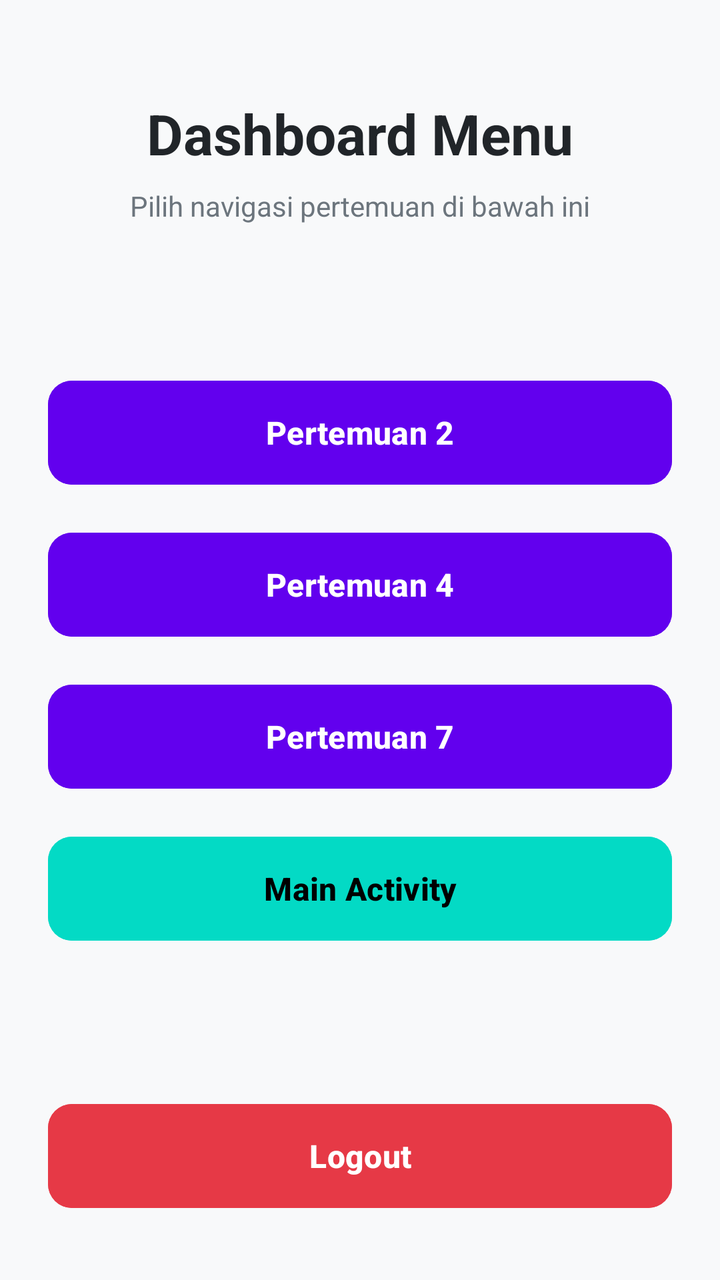
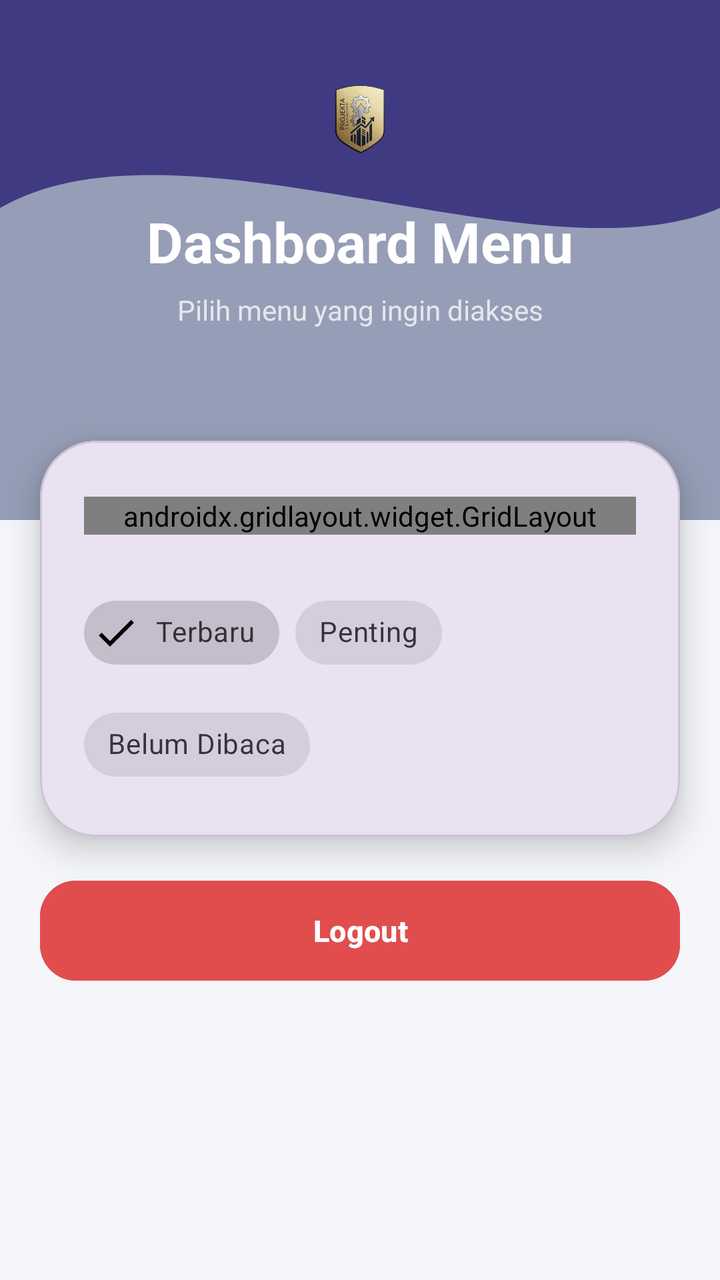

Before-and-after screenshots of an Android layout around one commit, followed by the original layout XML and the change that was made.
<!-- AndroidManifest.xml: application theme Theme.Ranialngshot -->
<!-- res/layout/fragment_home.xml -->
<?xml version="1.0" encoding="utf-8"?>
<androidx.constraintlayout.widget.ConstraintLayout xmlns:android="http://schemas.android.com/apk/res/android"
    xmlns:app="http://schemas.android.com/apk/res-auto"
    xmlns:tools="http://schemas.android.com/tools"
    android:layout_width="match_parent"
    android:layout_height="match_parent"
    android:background="#F8F9FA"
    android:padding="24dp"
    tools:context=".home.HomeFragment">

    <TextView
        android:id="@+id/tvHeader"
        android:layout_width="wrap_content"
        android:layout_height="wrap_content"
        android:layout_marginTop="24dp"
        android:text="Dashboard Menu"
        android:textColor="#212529"
        android:textSize="28sp"
        android:textStyle="bold"
        app:layout_constraintEnd_toEndOf="parent"
        app:layout_constraintStart_toStartOf="parent"
        app:layout_constraintTop_toTopOf="parent" />

    <TextView
        android:id="@+id/tvSubHeader"
        android:layout_width="wrap_content"
        android:layout_height="wrap_content"
        android:layout_marginTop="8dp"
        android:text="Pilih navigasi pertemuan di bawah ini"
        android:textColor="#6C757D"
        android:textSize="14sp"
        app:layout_constraintEnd_toEndOf="parent"
        app:layout_constraintStart_toStartOf="parent"
        app:layout_constraintTop_toBottomOf="@id/tvHeader" />

    <LinearLayout
        android:id="@+id/menuContainer"
        android:layout_width="match_parent"
        android:layout_height="wrap_content"
        android:orientation="vertical"
        app:layout_constraintBottom_toTopOf="@+id/btnLogout"
        app:layout_constraintEnd_toEndOf="parent"
        app:layout_constraintStart_toStartOf="parent"
        app:layout_constraintTop_toBottomOf="@+id/tvSubHeader">

        <Button
            android:id="@+id/btnToSec"
            android:layout_width="match_parent"
            android:layout_height="60dp"
            android:layout_marginBottom="16dp"
            android:backgroundTint="#6200EE"
            android:text="Pertemuan 2"
            android:textColor="@android:color/white"
            android:textSize="16sp"
            android:textStyle="bold"
            app:cornerRadius="12dp" />

        <Button
            android:id="@+id/btnToFourth"
            android:layout_width="match_parent"
            android:layout_height="60dp"
            android:layout_marginBottom="16dp"
            android:backgroundTint="#6200EE"
            android:text="Pertemuan 4"
            android:textColor="@android:color/white"
            android:textSize="16sp"
            android:textStyle="bold"
            app:cornerRadius="12dp" />

        <Button
            android:id="@+id/btnToSeventh"
            android:layout_width="match_parent"
            android:layout_height="60dp"
            android:layout_marginBottom="16dp"
            android:backgroundTint="#6200EE"
            android:text="Pertemuan 7"
            android:textColor="@android:color/white"
            android:textSize="16sp"
            android:textStyle="bold"
            app:cornerRadius="12dp" />

        <Button
            android:id="@+id/btnMain"
            android:layout_width="match_parent"
            android:layout_height="60dp"
            android:backgroundTint="#03DAC5"
            android:text="Main Activity"
            android:textColor="#000000"
            android:textSize="16sp"
            android:textStyle="bold"
            app:cornerRadius="12dp" />
    </LinearLayout>

    <Button
        android:id="@+id/btnLogout"
        android:layout_width="match_parent"
        android:layout_height="60dp"
        android:layout_marginBottom="8dp"
        android:backgroundTint="#E63946"
        android:text="Logout"
        android:textColor="@android:color/white"
        android:textSize="16sp"
        android:textStyle="bold"
        app:cornerRadius="12dp"
        app:layout_constraintBottom_toBottomOf="parent"
        app:layout_constraintEnd_toEndOf="parent"
        app:layout_constraintStart_toStartOf="parent" />

</androidx.constraintlayout.widget.ConstraintLayout>
<!-- resources referenced by this layout -->
<resources>
  <style name="Theme.Ranialngshot" parent="Base.Theme.Ranialngshot" />
  <style name="Base.Theme.Ranialngshot" parent="Theme.Material3.DayNight.NoActionBar">
          
          
      </style>
</resources>

<!-- the commit's change to res/layout/fragment_home.xml (unified diff, before → after) -->
@@ -1,109 +1,242 @@
 <?xml version="1.0" encoding="utf-8"?>
-<androidx.constraintlayout.widget.ConstraintLayout xmlns:android="http://schemas.android.com/apk/res/android"
+<ScrollView
+    xmlns:android="http://schemas.android.com/apk/res/android"
     xmlns:app="http://schemas.android.com/apk/res-auto"
     xmlns:tools="http://schemas.android.com/tools"
     android:layout_width="match_parent"
     android:layout_height="match_parent"
-    android:background="#F8F9FA"
-    android:padding="24dp"
+    android:fillViewport="true"
+    android:background="#F4F6FA"
     tools:context=".home.HomeFragment">
 
-    <TextView
-        android:id="@+id/tvHeader"
-        android:layout_width="wrap_content"
-        android:layout_height="wrap_content"
-        android:layout_marginTop="24dp"
-        android:text="Dashboard Menu"
-        android:textColor="#212529"
-        android:textSize="28sp"
-        android:textStyle="bold"
-        app:layout_constraintEnd_toEndOf="parent"
-        app:layout_constraintStart_toStartOf="parent"
-        app:layout_constraintTop_toTopOf="parent" />
-
-    <TextView
-        android:id="@+id/tvSubHeader"
-        android:layout_width="wrap_content"
-        android:layout_height="wrap_content"
-        android:layout_marginTop="8dp"
-        android:text="Pilih navigasi pertemuan di bawah ini"
-        android:textColor="#6C757D"
-        android:textSize="14sp"
-        app:layout_constraintEnd_toEndOf="parent"
-        app:layout_constraintStart_toStartOf="parent"
-        app:layout_constraintTop_toBottomOf="@id/tvHeader" />
-
-    <LinearLayout
-        android:id="@+id/menuContainer"
+    <androidx.constraintlayout.widget.ConstraintLayout
         android:layout_width="match_parent"
-        android:layout_height="wrap_content"
-        android:orientation="vertical"
-        app:layout_constraintBottom_toTopOf="@+id/btnLogout"
-        app:layout_constraintEnd_toEndOf="parent"
-        app:layout_constraintStart_toStartOf="parent"
-        app:layout_constraintTop_toBottomOf="@+id/tvSubHeader">
-
-        <Button
-            android:id="@+id/btnToSec"
-            android:layout_width="match_parent"
+        android:layout_height="wrap_content">
+
+        
+        <ImageView
+            android:id="@+id/background_header"
+            android:layout_width="0dp"
+            android:layout_height="260dp"
+            android:scaleType="fitXY"
+            android:src="@drawable/bg_header_wave"
+            app:layout_constraintTop_toTopOf="parent"
+            app:layout_constraintStart_toStartOf="parent"
+            app:layout_constraintEnd_toEndOf="parent"/>
+
+        
+        <View
+            android:layout_width="0dp"
+            android:layout_height="260dp"
+            android:background="#66071952"
+            app:layout_constraintTop_toTopOf="parent"
+            app:layout_constraintStart_toStartOf="parent"
+            app:layout_constraintEnd_toEndOf="parent"/>
+
+        
+        <ImageView
+            android:id="@+id/imgLogo"
+            android:layout_width="60dp"
             android:layout_height="60dp"
-            android:layout_marginBottom="16dp"
-            android:backgroundTint="#6200EE"
-            android:text="Pertemuan 2"
+            android:layout_marginTop="28dp"
+            android:src="@drawable/ic_bina_desa"
+            android:scaleType="fitCenter"
+            app:layout_constraintTop_toTopOf="parent"
+            app:layout_constraintStart_toStartOf="parent"
+            app:layout_constraintEnd_toEndOf="parent"/>
+
+        
+        <TextView
+            android:id="@+id/tvHeader"
+            android:layout_width="wrap_content"
+            android:layout_height="wrap_content"
+            android:layout_marginTop="14dp"
+            android:text="Dashboard Menu"
             android:textColor="@android:color/white"
-            android:textSize="16sp"
+            android:textSize="28sp"
             android:textStyle="bold"
-            app:cornerRadius="12dp" />
-
-        <Button
-            android:id="@+id/btnToFourth"
-            android:layout_width="match_parent"
-            android:layout_height="60dp"
-            android:layout_marginBottom="16dp"
-            android:backgroundTint="#6200EE"
-            android:text="Pertemuan 4"
+            app:layout_constraintTop_toBottomOf="@id/imgLogo"
+            app:layout_constraintStart_toStartOf="parent"
+            app:layout_constraintEnd_toEndOf="parent"/>
+
+        
+        <TextView
+            android:id="@+id/tvSubHeader"
+            android:layout_width="wrap_content"
+            android:layout_height="wrap_content"
+            android:layout_marginTop="6dp"
+            android:text="Pilih menu yang ingin diakses"
+            android:textColor="#E5E7EB"
+            android:textSize="14sp"
+            app:layout_constraintTop_toBottomOf="@id/tvHeader"
+            app:layout_constraintStart_toStartOf="parent"
+            app:layout_constraintEnd_toEndOf="parent"/>
+
+        
+        <com.google.android.material.card.MaterialCardView
+            android:id="@+id/menuCard"
+            android:layout_width="0dp"
+            android:layout_height="wrap_content"
+            android:layout_marginStart="20dp"
+            android:layout_marginTop="-40dp"
+            android:layout_marginEnd="20dp"
+            app:cardCornerRadius="28dp"
+            app:cardElevation="10dp"
+            app:layout_constraintTop_toBottomOf="@id/background_header"
+            app:layout_constraintStart_toStartOf="parent"
+            app:layout_constraintEnd_toEndOf="parent">
+
+            <LinearLayout
+                android:id="@+id/menuContainer"
+                android:layout_width="match_parent"
+                android:layout_height="wrap_content"
+                android:orientation="vertical"
+                android:padding="22dp">
+
+                
+                <androidx.gridlayout.widget.GridLayout
+                    android:layout_width="match_parent"
+                    android:layout_height="wrap_content"
+                    android:layout_marginTop="6dp"
+                    app:columnCount="2"
+                    app:useDefaultMargins="true">
+
+                    
+                    <com.google.android.material.button.MaterialButton
+                        android:id="@+id/btnToSec"
+                        android:layout_width="0dp"
+                        android:layout_height="90dp"
+                        android:backgroundTint="#FF8A3D"
+                        android:text="Pertemuan 2"
+                        android:textAllCaps="false"
+                        android:textColor="@android:color/white"
+                        android:textSize="14sp"
+                        android:textStyle="bold"
+                        app:cornerRadius="22dp"
+                        app:icon="@drawable/ic_home"
+                        app:iconGravity="top"
+                        app:iconPadding="10dp"
+                        app:iconTint="@android:color/white"
+                        app:layout_columnWeight="1"
+                        app:layout_gravity="fill_horizontal"/>
+
+                    
+                    <com.google.android.material.button.MaterialButton
+                        android:id="@+id/btnToFourth"
+                        android:layout_width="0dp"
+                        android:layout_height="90dp"
+                        android:backgroundTint="#1B3C73"
+                        android:text="Pertemuan 4"
+                        android:textAllCaps="false"
+                        android:textColor="@android:color/white"
+                        android:textSize="14sp"
+                        android:textStyle="bold"
+                        app:cornerRadius="22dp"
+                        app:icon="@drawable/ic_home"
+                        app:iconGravity="top"
+                        app:iconPadding="10dp"
+                        app:iconTint="@android:color/white"
+                        app:layout_columnWeight="1"
+                        app:layout_gravity="fill_horizontal"/>
+
+                    
+                    <com.google.android.material.button.MaterialButton
+                        android:id="@+id/btnToSeventh"
+                        android:layout_width="0dp"
+                        android:layout_height="90dp"
+                        android:backgroundTint="#3A6EA5"
+                        android:text="Pertemuan 7"
+                        android:textAllCaps="false"
+                        android:textColor="@android:color/white"
+                        android:textSize="14sp"
+                        android:textStyle="bold"
+                        app:cornerRadius="22dp"
+                        app:icon="@drawable/ic_home"
+                        app:iconGravity="top"
+                        app:iconPadding="10dp"
+                        app:iconTint="@android:color/white"
+                        app:layout_columnWeight="1"
+                        app:layout_gravity="fill_horizontal"/>
+
+                    
+                    <com.google.android.material.button.MaterialButton
+                        android:id="@+id/btnMain"
+                        android:layout_width="0dp"
+                        android:layout_height="90dp"
+                        android:backgroundTint="#EEF2FF"
+                        android:text="Main Activity"
+                        android:textAllCaps="false"
+                        android:textColor="#1B3C73"
+                        android:textSize="14sp"
+                        android:textStyle="bold"
+                        app:cornerRadius="22dp"
+                        app:icon="@drawable/ic_home"
+                        app:iconGravity="top"
+                        app:iconPadding="10dp"
+                        app:iconTint="#1B3C73"
+                        app:layout_columnWeight="1"
+                        app:layout_gravity="fill_horizontal"
+                        app:strokeColor="#1B3C73"
+                        app:strokeWidth="1.5dp"/>
+
+                </androidx.gridlayout.widget.GridLayout>
+
+                
+                <com.google.android.material.chip.ChipGroup
+                    android:id="@+id/chipGroupFilter"
+                    android:layout_width="wrap_content"
+                    android:layout_height="wrap_content"
+                    android:layout_marginTop="25dp"
+                    app:singleSelection="true">
+
+                    <com.google.android.material.chip.Chip
+                        android:id="@+id/chipTerbaru"
+                        style="@style/Widget.MaterialComponents.Chip.Filter"
+                        android:layout_width="wrap_content"
+                        android:layout_height="wrap_content"
+                        android:checked="true"
+                        android:text="Terbaru" />
+
+                    <com.google.android.material.chip.Chip
+                        android:id="@+id/chipPenting"
+                        style="@style/Widget.MaterialComponents.Chip.Filter"
+                        android:layout_width="wrap_content"
+                        android:layout_height="wrap_content"
+                        android:text="Penting" />
+
+                    <com.google.android.material.chip.Chip
+                        android:id="@+id/chipBelumDibaca"
+                        style="@style/Widget.MaterialComponents.Chip.Filter"
+                        android:layout_width="wrap_content"
+                        android:layout_height="wrap_content"
+                        android:text="Belum Dibaca" />
+
+                </com.google.android.material.chip.ChipGroup>
+
+            </LinearLayout>
+
+        </com.google.android.material.card.MaterialCardView>
+
+        
+        <com.google.android.material.button.MaterialButton
+            android:id="@+id/btnLogout"
+            android:layout_width="0dp"
+            android:layout_height="58dp"
+            android:layout_marginStart="20dp"
+            android:layout_marginTop="18dp"
+            android:layout_marginEnd="20dp"
+            android:layout_marginBottom="28dp"
+            android:backgroundTint="#E14D4D"
+            android:text="Logout"
+            android:textAllCaps="false"
             android:textColor="@android:color/white"
-            android:textSize="16sp"
+            android:textSize="15sp"
             android:textStyle="bold"
-            app:cornerRadius="12dp" />
-
-        <Button
-            android:id="@+id/btnToSeventh"
-            android:layout_width="match_parent"
-            android:layout_height="60dp"
-            android:layout_marginBottom="16dp"
-            android:backgroundTint="#6200EE"
-            android:text="Pertemuan 7"
-            android:textColor="@android:color/white"
-            android:textSize="16sp"
-            android:textStyle="bold"
-            app:cornerRadius="12dp" />
-
-        <Button
-            android:id="@+id/btnMain"
-            android:layout_width="match_parent"
-            android:layout_height="60dp"
-            android:backgroundTint="#03DAC5"
-            android:text="Main Activity"
-            android:textColor="#000000"
-            android:textSize="16sp"
-            android:textStyle="bold"
-            app:cornerRadius="12dp" />
-    </LinearLayout>
-
-    <Button
-        android:id="@+id/btnLogout"
-        android:layout_width="match_parent"
-        android:layout_height="60dp"
-        android:layout_marginBottom="8dp"
-        android:backgroundTint="#E63946"
-        android:text="Logout"
-        android:textColor="@android:color/white"
-        android:textSize="16sp"
-        android:textStyle="bold"
-        app:cornerRadius="12dp"
-        app:layout_constraintBottom_toBottomOf="parent"
-        app:layout_constraintEnd_toEndOf="parent"
-        app:layout_constraintStart_toStartOf="parent" />
-
-</androidx.constraintlayout.widget.ConstraintLayout>
+            app:cornerRadius="18dp"
+            app:layout_constraintTop_toBottomOf="@id/menuCard"
+            app:layout_constraintStart_toStartOf="parent"
+            app:layout_constraintEnd_toEndOf="parent"/>
+
+    </androidx.constraintlayout.widget.ConstraintLayout>
+
+</ScrollView>
<!-- resource entries referenced after the edit -->
@@ -1,5 +1,32 @@
 <!-- resources referenced by this layout -->
 <resources>
+  <!-- drawable bg_header_wave (drawable) -->
+  <?xml version="1.0" encoding="utf-8"?>
+  <vector xmlns:android="http://schemas.android.com/apk/res/android"
+      android:width="100dp"
+      android:height="100dp"
+      android:viewportWidth="100"
+      android:viewportHeight="100">
+  
+      
+      <path
+          android:fillColor="?attr/colorPrimary"
+          android:pathData="
+              M0,0
+              L100,0
+              L100,40
+              C 75,55
+                25,20
+                0,40
+              Z" />
+  </vector>
+  <!-- drawable ic_bina_desa: png bitmap (drawable, 175248 bytes) -->
+  <!-- drawable ic_home (drawable) -->
+  <vector xmlns:android="http://schemas.android.com/apk/res/android" android:height="24dp" android:tint="#000000" android:viewportHeight="960" android:viewportWidth="960" android:width="24dp">
+        
+      <path android:fillColor="@android:color/white" android:pathData="M240,760L360,760L360,520L600,520L600,760L720,760L720,400L480,220L240,400L240,760ZM160,840L160,360L480,120L800,360L800,840L520,840L520,600L440,600L440,840L160,840ZM480,490L480,490L480,490L480,490L480,490L480,490L480,490L480,490L480,490Z"/>
+      
+  </vector>
   <style name="Theme.Ranialngshot" parent="Base.Theme.Ranialngshot" />
   <style name="Base.Theme.Ranialngshot" parent="Theme.Material3.DayNight.NoActionBar">
           
